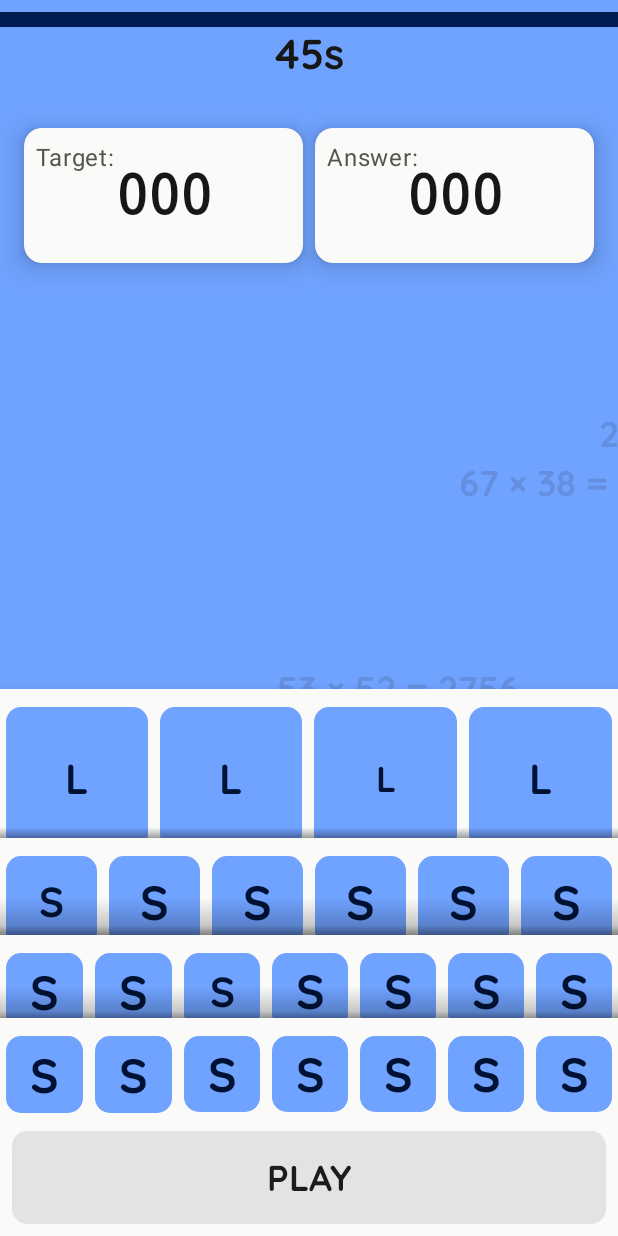
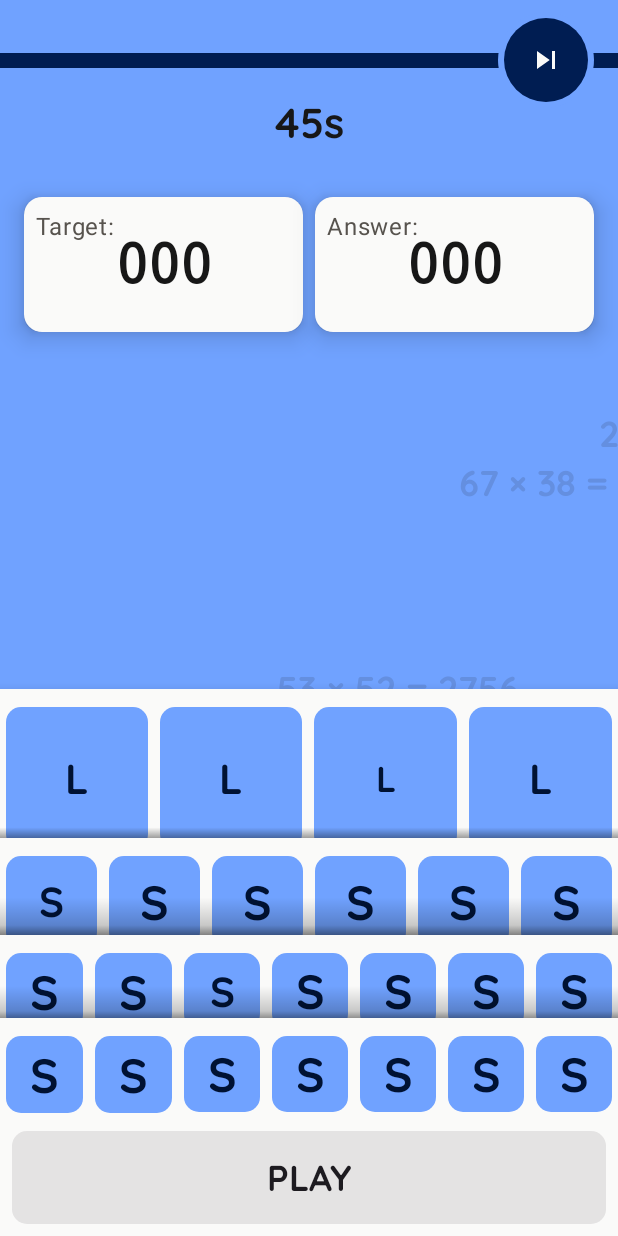
Before and after one commit to frichards17/QuickMaths, an Android app built with Jetpack Compose: the screen it shows after launch (MainActivity), after a tap on "PLAY", on a phone screen of 412 x 824 dp. Run offline under Robolectric (Android 15) with nearby library versions, the phone set to English and light mode, and no system bars; 1 other tap on this screen came first.

Commit message:
Added skip button

```diff
--- a/app/src/main/java/com/frankrichards/quickmaths/components/CountdownIndicator.kt
+++ b/app/src/main/java/com/frankrichards/quickmaths/components/CountdownIndicator.kt
@@ -1,36 +1,97 @@
 package com.frankrichards.quickmaths.components
 
+import android.graphics.drawable.Icon
 import androidx.compose.animation.core.LinearEasing
 import androidx.compose.animation.core.animateFloatAsState
 import androidx.compose.animation.core.tween
 import androidx.compose.foundation.background
+import androidx.compose.foundation.border
+import androidx.compose.foundation.layout.Arrangement
 import androidx.compose.foundation.layout.Box
 import androidx.compose.foundation.layout.Column
+import androidx.compose.foundation.layout.Row
 import androidx.compose.foundation.layout.fillMaxWidth
 import androidx.compose.foundation.layout.height
 import androidx.compose.foundation.layout.padding
+import androidx.compose.foundation.shape.CircleShape
+import androidx.compose.material.icons.Icons
+import androidx.compose.material3.Icon
 import androidx.compose.material3.MaterialTheme
+import androidx.compose.material3.Surface
 import androidx.compose.material3.Text
 import androidx.compose.runtime.Composable
 import androidx.compose.runtime.getValue
+import androidx.compose.ui.Alignment
 import androidx.compose.ui.Modifier
 import androidx.compose.ui.graphics.Color
+import androidx.compose.ui.layout.IntermediateMeasureScope
+import androidx.compose.ui.res.painterResource
 import androidx.compose.ui.text.style.TextAlign
 import androidx.compose.ui.tooling.preview.Preview
 import androidx.compose.ui.unit.dp
+import com.frankrichards.quickmaths.R
+import com.frankrichards.quickmaths.ui.theme.QuickMathsTheme
 
 @Composable
 fun CountdownIndicator(
     countdown: Int,
     max: Int,
+    skip: () -> Unit,
     color: Color = MaterialTheme.colorScheme.primary,
-    textColor: Color = MaterialTheme.colorScheme.onBackground
+    textColor: Color = MaterialTheme.colorScheme.onBackground,
+    isInfinite: Boolean = false,
+    skipEnabled: Boolean = true
 ) {
-    val progress by animateFloatAsState((countdown-1).toFloat() / (max-1).toFloat(), label = "CountdownProgress", animationSpec = tween(durationMillis = 1000, easing = LinearEasing))
+
     Column(
+        verticalArrangement = Arrangement.spacedBy((-8).dp),
         modifier = Modifier.padding(vertical = 8.dp)
     ) {
-        val text = if(countdown > 0) "${countdown}s" else "Game over!"
+
+        if(isInfinite) {
+            ProgressBar(
+                value = 10,
+                max = 10,
+                color = color,
+                skip = skip,
+                skipEnabled
+            )
+        }else{
+            val text = if(countdown > 0) "${countdown}s" else "Game over!"
+
+            ProgressBar(
+                value = countdown,
+                max = max,
+                color = color,
+                skip = skip,
+                skipEnabled
+            )
+            Text(
+                text,
+                style = MaterialTheme.typography.titleMedium,
+                color = textColor,
+                textAlign = TextAlign.Center,
+                modifier = Modifier
+                    .fillMaxWidth()
+            )
+        }
+
+    }
+
+}
+
+@Composable
+fun ProgressBar(
+    value: Int,
+    max: Int,
+    color: Color = MaterialTheme.colorScheme.primary,
+    skip: () -> Unit,
+    skipEnabled: Boolean
+) {
+    val progress by animateFloatAsState((value-1).toFloat() / (max-1).toFloat(), label = "CountdownProgress", animationSpec = tween(durationMillis = 1000, easing = LinearEasing))
+    Box(
+        contentAlignment = Alignment.CenterStart
+    ){
         Box(
             modifier = Modifier
                 .height(10.dp)
@@ -38,21 +99,64 @@ fun CountdownIndicator(
                 .fillMaxWidth(progress)
         )
 
-
-        Text(
-            text,
-            style = MaterialTheme.typography.titleMedium,
-            color = textColor,
-            textAlign = TextAlign.Center,
+        Row(
+            horizontalArrangement = Arrangement.End,
             modifier = Modifier
                 .fillMaxWidth()
-        )
+                .padding(end = 16.dp)
+        ){
+            SkipButton(
+                skip,
+                skipEnabled
+            )
+        }
+
     }
+}
 
+@Composable
+fun SkipButton(
+    onClick: () -> Unit,
+    enabled: Boolean
+) {
+    Surface(
+        color = MaterialTheme.colorScheme.secondary,
+        shape = CircleShape,
+        modifier = Modifier
+    ) {
+        Surface(
+            color = MaterialTheme.colorScheme.primary,
+            shape = CircleShape,
+            modifier = Modifier.padding(4.dp),
+            onClick = onClick,
+            enabled = enabled
+        ) {
+            Icon(
+                painterResource(R.drawable.skip),
+                contentDescription = "Icon",
+                modifier = Modifier.padding(16.dp)
+            )
+        }
+    }
 }
 
 @Preview
 @Composable
 fun CountdownIndicator_Preview() {
-    CountdownIndicator(countdown = 1, max = 30)
+    QuickMathsTheme {
+        Surface(
+            color = MaterialTheme.colorScheme.secondary
+        ) {
+
+            CountdownIndicator(countdown = 30, max = 30, {})
+        }
+    }
 }
+
+@Preview
+@Composable
+fun CountdownIndicator_Preview2() {
+    QuickMathsTheme {
+        CountdownIndicator(countdown = 30, max = 30, isInfinite = true, skip = {})
+    }
+}
--- a/app/src/main/java/com/frankrichards/quickmaths/components/CustomIconButton.kt
+++ b/app/src/main/java/com/frankrichards/quickmaths/components/CustomIconButton.kt
@@ -3,12 +3,14 @@ package com.frankrichards.quickmaths.components
 import androidx.compose.foundation.layout.aspectRatio
 import androidx.compose.foundation.layout.padding
 import androidx.compose.foundation.shape.RoundedCornerShape
+import androidx.compose.material.icons.Icons
 import androidx.compose.material3.Icon
 import androidx.compose.material3.MaterialTheme
 import androidx.compose.material3.Surface
 import androidx.compose.runtime.Composable
 import androidx.compose.ui.Modifier
 import androidx.compose.ui.graphics.Color
+import androidx.compose.ui.graphics.Shape
 import androidx.compose.ui.res.painterResource
 import androidx.compose.ui.tooling.preview.Preview
 import androidx.compose.ui.unit.Dp
@@ -20,14 +22,14 @@ fun CustomIconButton(
     onClick: () -> Unit,
     iconID: Int,
     modifier: Modifier = Modifier,
-    size: Dp = 56.dp,
+    shape: Shape = RoundedCornerShape(10.dp),
     color: Color = MaterialTheme.colorScheme.primary
 ) {
     Surface(
         onClick = onClick,
         modifier = modifier.aspectRatio(1f),
         color = color,
-        shape = RoundedCornerShape(10.dp)
+        shape = shape,
     ) {
         Icon(
             painterResource(iconID),
--- a/app/src/main/java/com/frankrichards/quickmaths/model/AppViewModel.kt
+++ b/app/src/main/java/com/frankrichards/quickmaths/model/AppViewModel.kt
@@ -67,7 +67,7 @@ class AppViewModel(val settings: DataStoreManager) : ViewModel() {
     var bestAnswer by mutableStateOf(0)
     var bestSolution by mutableStateOf(arrayOf<SimpleCalculation>())
 
-    var sfxOn by mutableStateOf(true)
+    private var sfxOn by mutableStateOf(true)
 
     fun resetGame() {
         gameProgress = GameProgress.CardSelect
@@ -78,9 +78,7 @@ class AppViewModel(val settings: DataStoreManager) : ViewModel() {
         bestSolution = arrayOf()
         viewModelScope.launch {
             settings.difficultyFlow.collect {
-                Log.d("DIFTEST", "Collecting difficulty $it")
                 if(it == Difficulty.S_INFINITE){
-                    Log.d("DIFTEST", "Is infinite true")
                     isInfinite = true
                     timeLeft = -1
                     maxTime = -1
@@ -88,8 +86,6 @@ class AppViewModel(val settings: DataStoreManager) : ViewModel() {
                     timeLeft = Difficulty.getFromString(it)?.seconds ?: 45
                     maxTime = timeLeft
                 }
-
-                Log.d("DIFTEST", "TimeLeft $timeLeft")
             }
 
             settings.SFXFlow.collect {
@@ -261,6 +257,11 @@ class AppViewModel(val settings: DataStoreManager) : ViewModel() {
             currentCalculation = null
         }
     }
+
+    fun skip(){
+        checkAnswer()
+        goToResult()
+    }
     //endregion
 
     //region DIALOG ANSWER
--- a/app/src/main/java/com/frankrichards/quickmaths/screens/Gameplay.kt
+++ b/app/src/main/java/com/frankrichards/quickmaths/screens/Gameplay.kt
@@ -42,6 +42,9 @@ import com.frankrichards.quickmaths.components.NumberCardLayout
 import com.frankrichards.quickmaths.components.QuitDialog
 import com.frankrichards.quickmaths.components.TargetNum
 import com.frankrichards.quickmaths.data.DataStoreManager
+import com.frankrichards.quickmaths.model.Calculation
+import com.frankrichards.quickmaths.model.CalculationNumber
+import com.frankrichards.quickmaths.model.Operation
 import com.frankrichards.quickmaths.nav.NavigationItem
 import com.frankrichards.quickmaths.ui.theme.QuickMathsTheme
 import com.frankrichards.quickmaths.ui.theme.targetNum
@@ -127,12 +130,13 @@ fun Gameplay(
             verticalArrangement = Arrangement.spacedBy(8.dp)
         ) {
 
-            if (!viewModel.isInfinite) {
-                CountdownIndicator(
-                    countdown = viewModel.timeLeft,
-                    max = viewModel.maxTime
-                )
-            }
+            CountdownIndicator(
+                countdown = viewModel.timeLeft,
+                max = viewModel.maxTime,
+                isInfinite = viewModel.isInfinite,
+                skip = { viewModel.skip() },
+                skipEnabled = viewModel.gameProgress == GameProgress.Countdown
+            )
 
             Row(
                 horizontalArrangement = Arrangement.spacedBy(8.dp),
@@ -351,22 +355,22 @@ fun Int.getDigit(index: Int): Int {
 @Composable
 fun Gameplay_Preview() {
     val v: AppViewModel = AppViewModel(DataStoreManager(LocalContext.current))
-//    v.goToTargetGen(
-//        selectedNumbers = intArrayOf(100, 75, 8, 4, 2, 3),
-//        targetNum = 312
-//    )
-//    v.gameProgress = GameProgress.GameOver
-//    v.goToPlay()
-//    val c = Calculation(
-//        number1 = CalculationNumber(index = 0, value = 100),
-//        operation = Operation.Add,
-//        number2 = CalculationNumber(index = 1, value = 75)
-//    )
-//    c.selectedSolution = 175
-//    v.calculations += c
-//    v.calculationNumbers += CalculationNumber(index = 6, value = 175)
-//    v.num1 = CalculationNumber(6, 100)
-//    v.operation = Operation.Multiply
+    v.goToTargetGen(
+        selectedNumbers = intArrayOf(100, 75, 8, 4, 2, 3),
+        targetNum = 312
+    )
+    v.gameProgress = GameProgress.GameOver
+    v.goToPlay()
+    val c = Calculation(
+        number1 = CalculationNumber(index = 0, value = 100),
+        operation = Operation.Add,
+        number2 = CalculationNumber(index = 1, value = 75)
+    )
+    c.selectedSolution = 175
+    v.calculations += c
+    v.calculationNumbers += CalculationNumber(index = 6, value = 175)
+    v.num1 = CalculationNumber(6, 100)
+    v.operation = Operation.Multiply
     QuickMathsTheme {
         Gameplay({}, v)
     }
--- /dev/null
+++ b/app/src/main/res/drawable/skip.xml
@@ -0,0 +1,5 @@
+<vector xmlns:android="http://schemas.android.com/apk/res/android" android:height="24dp" android:tint="#000000" android:viewportHeight="24" android:viewportWidth="24" android:width="24dp">
+
+    <path android:fillColor="@android:color/white" android:pathData="M6,18l8.5,-6L6,6v12zM16,6v12h2V6h-2z"/>
+
+</vector>
```
